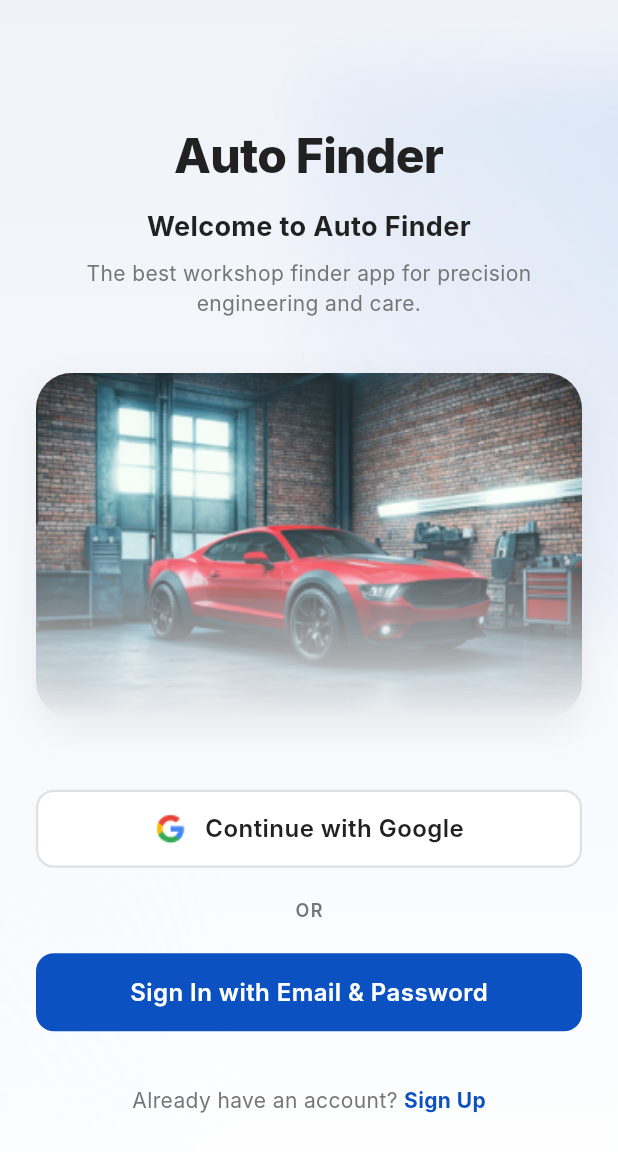
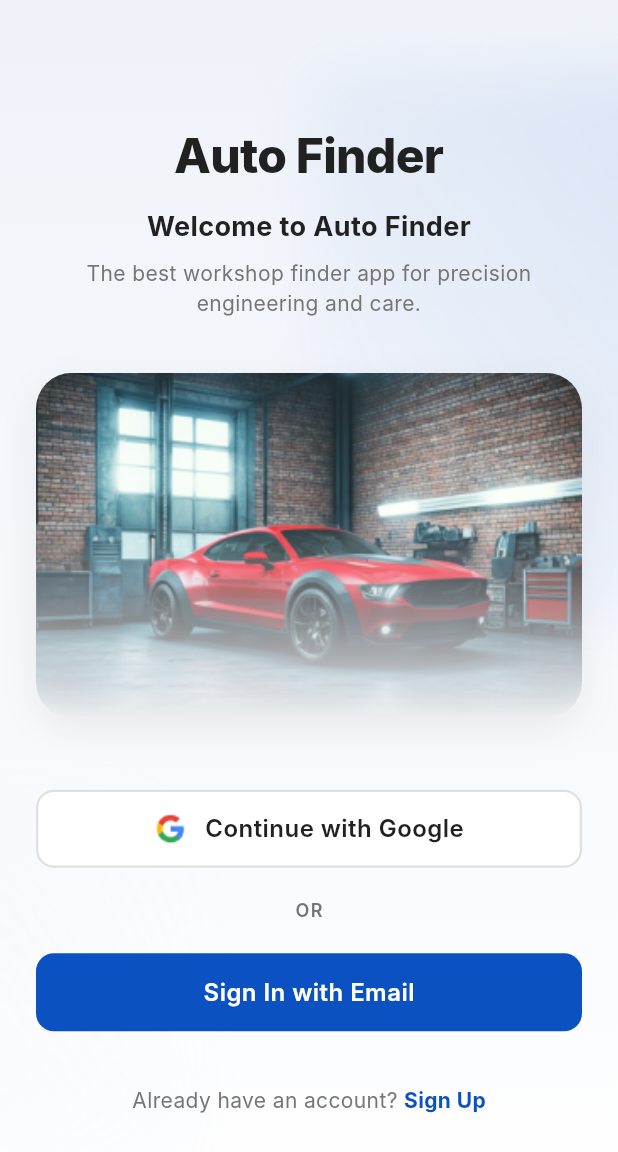
Before and after one commit to jeflijonathan/AutoFinder, a Flutter app: the screen it shows after launch, on a phone screen of 412 x 824 dp. Shown: the top 1152 px of the screen. Run offline on Flutter 3.47's test engine with Material 3 defaults, Android fonts, the phone set to English and light mode, and no system bars; our stand-ins replace cloud_firestore, firebase_core, flutter_map, form_validator, geocoding, geolocator and 4 more; accounts and stored records are empty; Roboto replaces fonts that are missing (Inter).

Commit message:
Use Loading overlay and shorten sign-in label
Replace the manual Positioned.fill + Container overlay in AddWorkshopView with a single Loading(asOverlay: true) call to centralize overlay behavior. Also update the welcome screen button text from 'Sign In with Email & Password' to the shorter 'Sign In with Email' for a more concise label.

```diff
--- a/lib/views/auth/welcome_screen.dart
+++ b/lib/views/auth/welcome_screen.dart
@@ -207,7 +207,7 @@ class _WelcomeScreenState extends State<WelcomeScreen> {
                         const SizedBox(height: 20),
 
                         ButtonPrimary(
-                          text: 'Sign In with Email & Password',
+                          text: 'Sign In with Email',
                           onPressed: () {
                             Navigator.pushNamed(context, AppRoutes.login);
                           },
```
Also changed, not shown: lib/views/add_workshop/add_workshop_screen.dart (+1 -7 lines).
